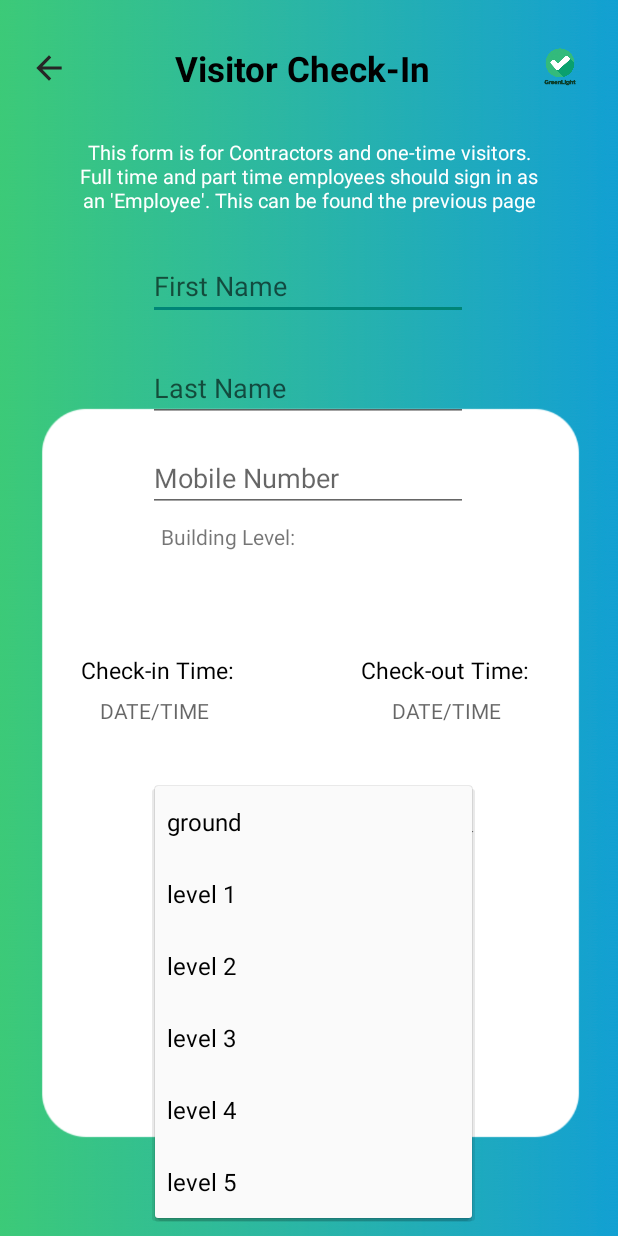
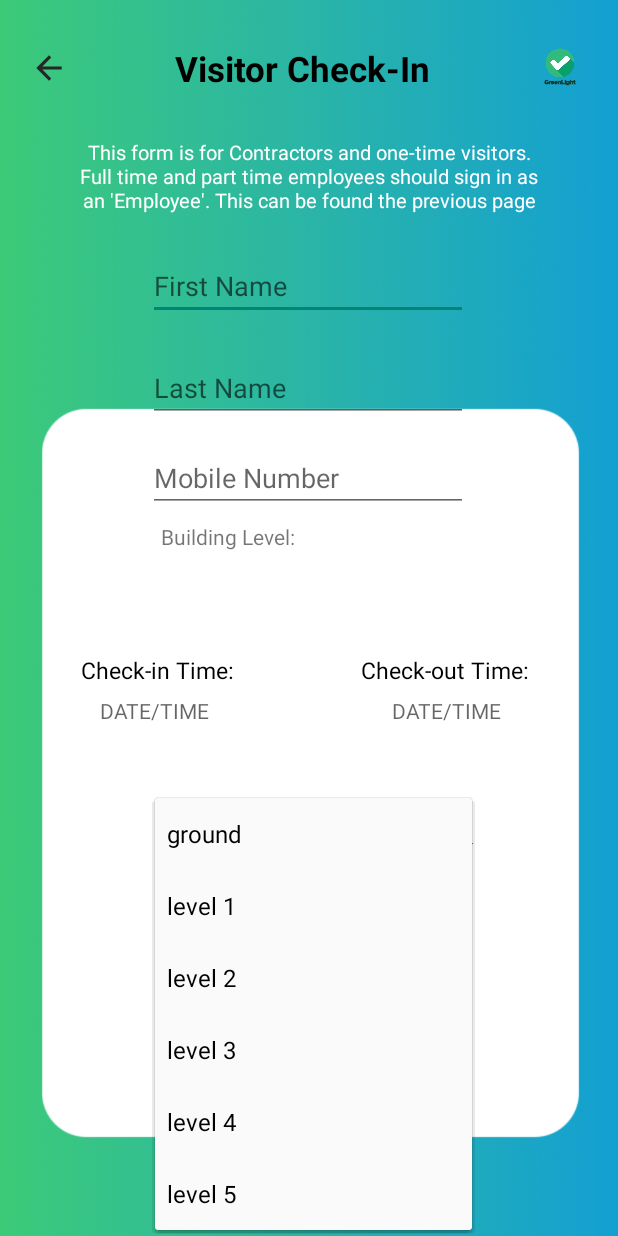
Before and after one commit to NOWISS/INFS3605-H16A-Group4, an Android app: the VisitorCheckIn screen opened directly, with no data from a screen before it, after a tap on "ground", on a phone screen of 412 x 824 dp. Run offline under Robolectric (Android 15) with nearby library versions, the phone set to English and light mode, and no system bars.

Commit message:
checkin form employ, visitor

```diff
--- a/app/src/main/res/layout/activity_visitor_check_in.xml
+++ b/app/src/main/res/layout/activity_visitor_check_in.xml
@@ -187,7 +187,7 @@
         android:id="@+id/spinner_visitor"
         android:layout_width="251dp"
         android:layout_height="64dp"
-        android:layout_marginBottom="236dp"
+        android:layout_marginBottom="228dp"
         android:padding="20dp"
         app:layout_constraintBottom_toBottomOf="parent"
         app:layout_constraintEnd_toEndOf="parent"
```
